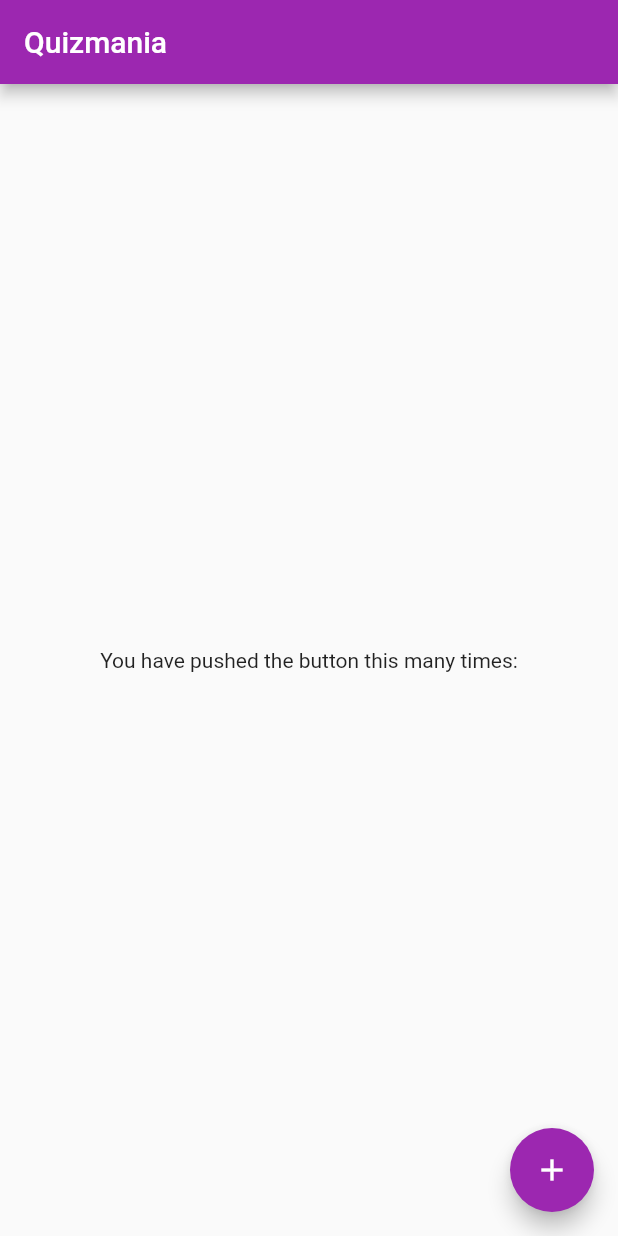
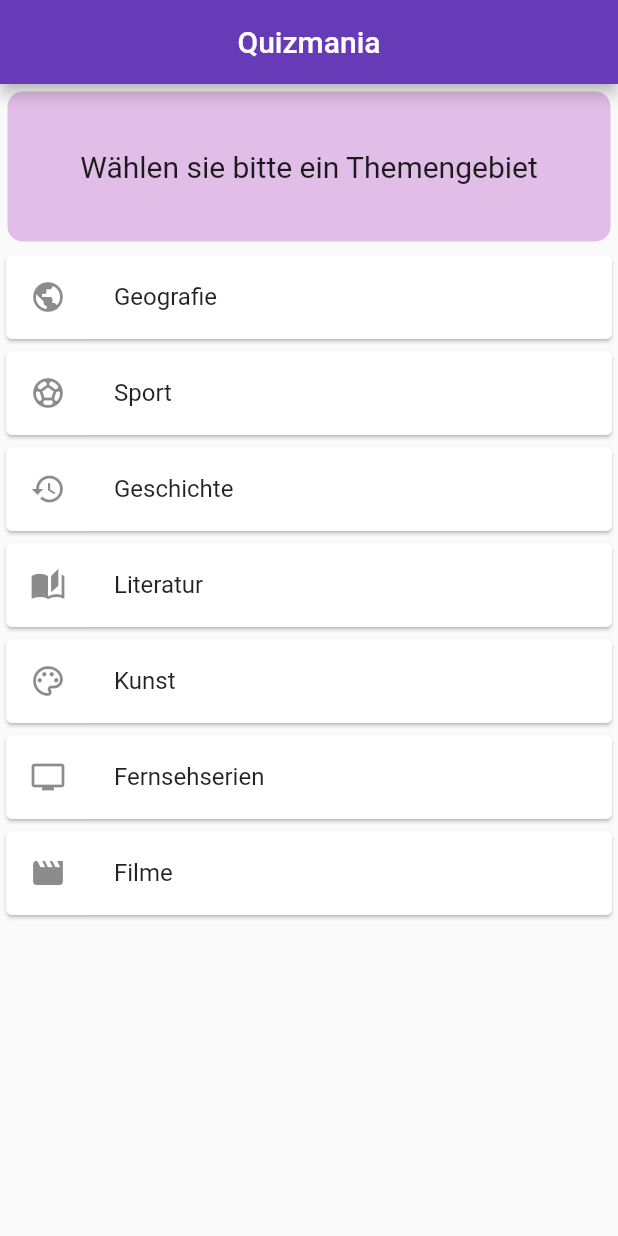
Before and after one commit to Majkel1991/Quizmania, a Flutter app: the screen it shows after launch, on a phone screen of 412 x 824 dp. Run offline on Flutter 3.47's test engine with Material 2 defaults, Android fonts, the phone set to English and light mode, and no system bars.

Commit message:
Implemented Navigation and added empty Views.

```diff
--- a/quizmania/lib/ColorContants.dart
+++ b/quizmania/lib/ColorContants.dart
@@ -1,6 +1,8 @@
 import 'package:flutter/material.dart';
 
 class ColorConstants {
-  static const AppbarColor = Colors.purple;
+  static const AppbarColor = Colors.deepPurple;
   static const TextColor = Colors.black;
+  static const BoxColor = Color(0xFFE1BEE7);
+  static const SizeBoxColor = Colors.white;
 }
--- /dev/null
+++ b/quizmania/lib/FernsehserienView.dart
@@ -0,0 +1,10 @@
+import 'package:flutter/material.dart';
+
+class FernsehserienView extends StatelessWidget {
+  const FernsehserienView({Key key}) : super(key: key);
+
+  @override
+  Widget build(BuildContext context) {
+    return Scaffold(body: Center(child: Text("Fernsehserien")));
+  }
+}
--- /dev/null
+++ b/quizmania/lib/RoutingConstants.dart
@@ -0,0 +1,10 @@
+class RoutingConstants {
+  static const String MainViewRoute = "/";
+  static const String GeografieViewRoute = "GeografieView";
+  static const String SportViewRoute = "SportView";
+  static const String GeschichteViewRoute = "GeschichteView";
+  static const String LiteraturViewRoute = "LiteraturView";
+  static const String KunstViewRoute = "KunstView";
+  static const String FernsehserienRoute = "FernsehserienView";
+  static const String FilmeViewRoute = "FilmeView";
+}
--- /dev/null
+++ b/quizmania/lib/SizeConstants.dart
@@ -0,0 +1,10 @@
+class SizeConstants {
+  static const double textSize = 18;
+  static const double titleSize = 20;
+  static const double topicBoxWidth = double.infinity;
+  static const double topicBoxHeight = 100;
+  static const double borderRadius = 10;
+  static const double sizedBoxHeight = 30;
+  static const double boxPadding = 5;
+  static const double appBarSpacer = 10;
+}
--- /dev/null
+++ b/quizmania/lib/TextConstants.dart
@@ -0,0 +1,15 @@
+class TextConstants {
+  static const String appBarMain = "Quizmania";
+  static const String appBarGeografie = "Geografie";
+  static const String topicTitle = "Wählen sie bitte ein Themengebiet";
+  static const String geography = "Geografie";
+  static const List<String> topics = [
+    "Geografie",
+    "Sport",
+    "Geschichte",
+    "Literatur",
+    "Kunst",
+    "Fernsehserien",
+    "Filme"
+  ];
+}
--- a/quizmania/lib/main.dart
+++ b/quizmania/lib/main.dart
@@ -1,6 +1,9 @@
 import 'package:flutter/material.dart';
 import 'package:quizmania/routeGenerator.dart';
+import 'package:quizmania/textConstants.dart';
 import 'ColorContants.dart';
+import 'RoutingConstants.dart';
+import 'SizeConstants.dart';
 
 void main() {
   runApp(MyApp());
@@ -14,39 +17,67 @@
       theme: ThemeData(
         primarySwatch: ColorConstants.AppbarColor,
       ),
-      initialRoute: "/",
+      initialRoute: RoutingConstants.MainViewRoute,
       onGenerateRoute: RouteGenerator.generateRoute,
     );
   }
 }
 
 class MainView extends StatelessWidget {
-  final String title = "Quizmania";
-
-  MainView({Key, key}) : super(key: key);
-
+  final topicIcons = [
+    Icons.public,
+    Icons.sports_soccer,
+    Icons.history,
+    Icons.auto_stories,
+    Icons.palette_outlined,
+    Icons.tv,
+    Icons.movie
+  ];
   @override
   Widget build(BuildContext context) {
     return Scaffold(
-      appBar: AppBar(
-        title: Text(title),
-      ),
-      body: Center(
+      appBar: AppBar(title: Center(child: Text(TextConstants.appBarMain))),
+      body: SafeArea(
         child: Column(
-          mainAxisAlignment: MainAxisAlignment.center,
-          children: <Widget>[
-            Text(
-              'You have pushed the button this many times:',
+          children: [
+            Container(
+              height: SizeConstants.topicBoxHeight,
+              width: SizeConstants.topicBoxWidth,
+              margin: EdgeInsets.all(SizeConstants.boxPadding),
+              decoration: BoxDecoration(
+                  borderRadius:
+                      BorderRadius.circular(SizeConstants.borderRadius),
+                  color: ColorConstants.BoxColor),
+              child: Center(
+                child: Text(
+                  TextConstants.topicTitle,
+                  style: TextStyle(fontSize: SizeConstants.titleSize),
+                ),
+              ),
+            ),
+            // hier ein Herausforderung
+            Expanded(
+              child: ListView.builder(
+                itemCount: TextConstants.topics.length,
+                itemBuilder: (context, index) {
+                  String navigationText = TextConstants.topics[index] + "View";
+                  print(navigationText);
+                  return Card(
+                    child: InkWell(
+                      onTap: () {
+                        Navigator.of(context).pushNamed(navigationText);
+                      },
+                      child: ListTile(
+                          leading: Icon(topicIcons[index]),
+                          title: Text(TextConstants.topics[index])),
+                    ),
+                  );
+                },
+              ),
             ),
           ],
         ),
       ),
-      floatingActionButton: FloatingActionButton(
-        onPressed: () {
-          Navigator.of(context).pushNamed("/TopicView", arguments: "hello");
-        },
-        child: Icon(Icons.add),
-      ), // This trailing comma makes auto-formatting nicer for build methods.
     );
   }
 }
--- a/quizmania/lib/routeGenerator.dart
+++ b/quizmania/lib/routeGenerator.dart
@@ -1,15 +1,34 @@
 import 'package:flutter/material.dart';
-import 'TopicView.dart';
+import 'package:quizmania/FernsehserienView.dart';
+import 'FilmeView.dart';
+import 'GeografieView.dart';
+import 'GeschichteView.dart';
+import 'KunstView.dart';
+import 'LiteraturView.dart';
+import 'RoutingConstants.dart';
+import 'SportView.dart';
 import 'main.dart';
+import 'FernsehserienView.dart';
 
 class RouteGenerator {
   static Route<dynamic> generateRoute(RouteSettings settings) {
-    final args = settings.arguments;
     switch (settings.name) {
-      case "/":
-        return MaterialPageRoute(builder: (_) => MainView());
-      case "/TopicView":
-        return MaterialPageRoute(builder: (_) => TopicView(text: args));
+      case RoutingConstants.MainViewRoute:
+        return MaterialPageRoute(builder: (context) => MainView());
+      case RoutingConstants.GeografieViewRoute:
+        return MaterialPageRoute(builder: (context) => GeografieView());
+      case RoutingConstants.FernsehserienRoute:
+        return MaterialPageRoute(builder: (context) => FernsehserienView());
+      case RoutingConstants.FilmeViewRoute:
+        return MaterialPageRoute(builder: (context) => FilmeView());
+      case RoutingConstants.GeschichteViewRoute:
+        return MaterialPageRoute(builder: (context) => GeschichteView());
+      case RoutingConstants.KunstViewRoute:
+        return MaterialPageRoute(builder: (context) => KunstView());
+      case RoutingConstants.LiteraturViewRoute:
+        return MaterialPageRoute(builder: (context) => LiteraturView());
+      case RoutingConstants.SportViewRoute:
+        return MaterialPageRoute(builder: (context) => SportView());
     }
     return _errorRoute();
   }
```
Also changed, not shown: quizmania/lib/FilmeView.dart (added, +10 -0 lines), quizmania/lib/GeografieView.dart (added, +17 -0 lines), quizmania/lib/GeschichteView.dart (added, +10 -0 lines), quizmania/lib/KunstView.dart (added, +10 -0 lines), quizmania/lib/LiteraturView.dart (added, +10 -0 lines), quizmania/lib/QuestionAndAnswerConstants.dart (added, +228 -0 lines), quizmania/lib/SportView.dart (added, +10 -0 lines), quizmania/lib/TopicView.dart (deleted, +0 -10 lines).
